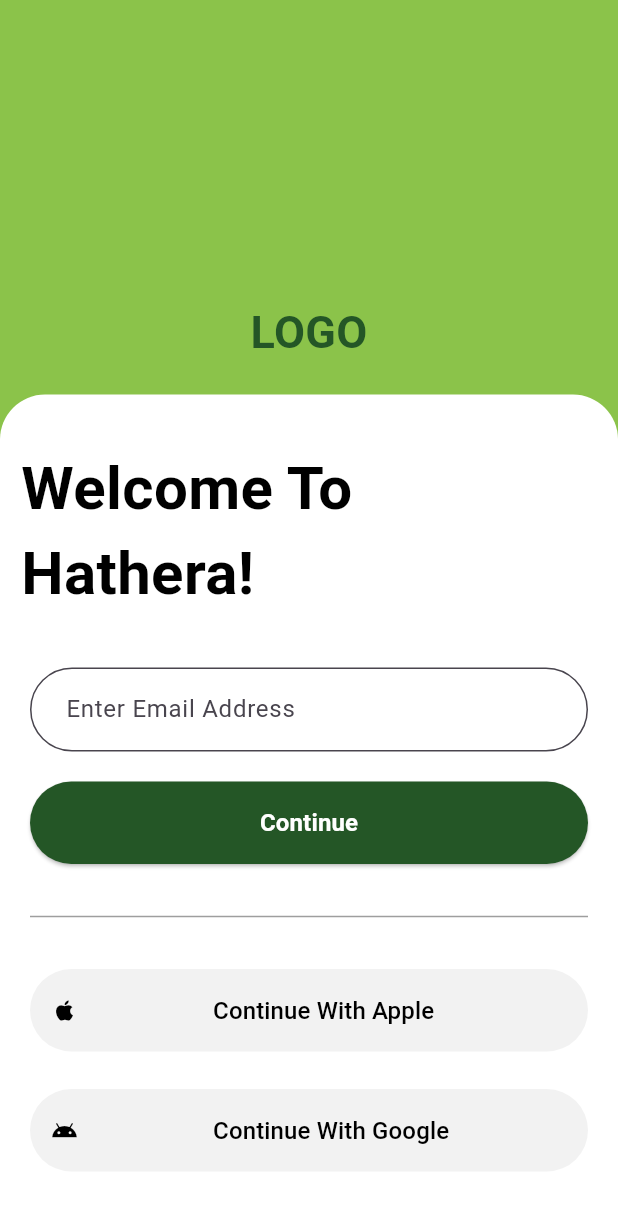
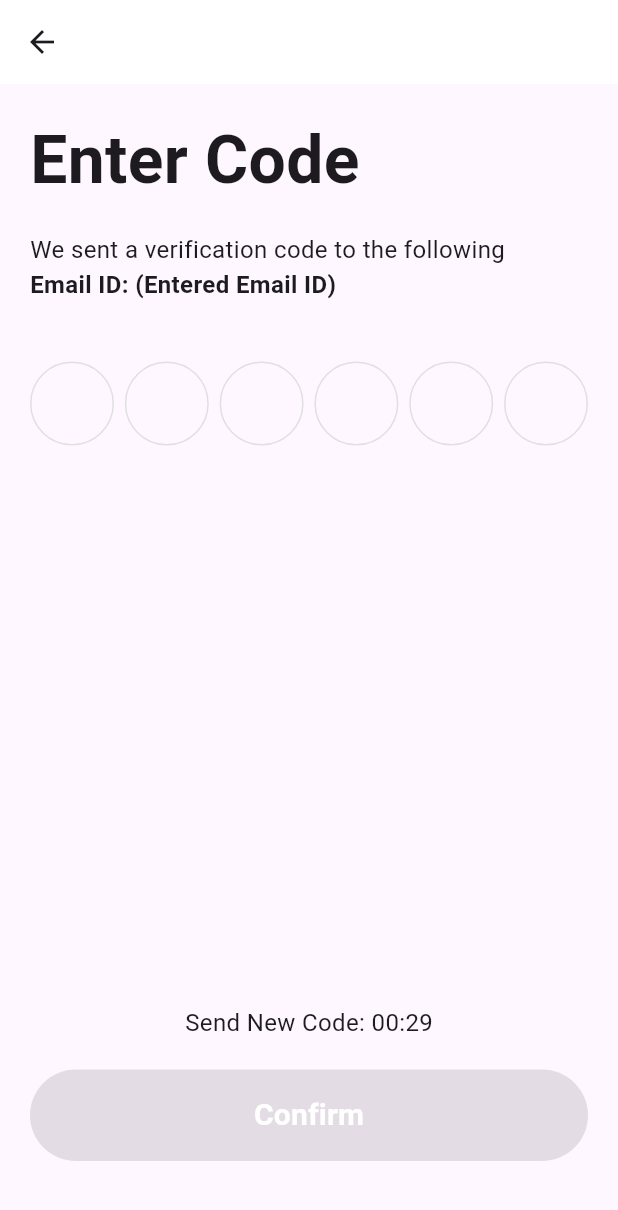
Before and after one commit to AbdulazizAlkhars/sulalh, a Flutter app: the EmailSignupPage screen opened directly, after a tap on "Continue", on a phone screen of 412 x 824 dp. Shown: the top 1210 px of the screen. Run offline on Flutter 3.47's test engine with Material 2 defaults, Android fonts, the phone set to English and light mode, and no system bars.

Commit message:
Initial commit

```diff
--- a/lib/Animal_Information/Animal_General_Information.dart
+++ b/lib/Animal_Information/Animal_General_Information.dart
@@ -41,6 +41,7 @@ class _AnimalgenifnoPage extends State<AnimalgenifnoPage>
                 color: Colors.black,
               ),
               onPressed: () {
+                Navigator.pop(context);
                 // Handle back button press
                 // Add your code here
               },
--- /dev/null
+++ b/lib/signup/Enter_Email_OTP.dart
@@ -0,0 +1,231 @@
+import 'dart:async';
+
+import 'package:flutter/material.dart';
+import 'package:hathera_demo/signup/Create_Password.dart';
+
+class EmailOTPScreen extends StatefulWidget {
+  @override
+  _EmailOTPScreen createState() => _EmailOTPScreen();
+}
+
+class _EmailOTPScreen extends State<EmailOTPScreen> {
+  List<FocusNode> otpFocusNodes = List.generate(6, (_) => FocusNode());
+  List<String> otpDigits = List.generate(6, (_) => '');
+
+  int timerCountdown = 30;
+  Timer? timer;
+
+  bool isDigitsCompleted = false;
+
+  @override
+  void initState() {
+    super.initState();
+    startTimer();
+  }
+
+  @override
+  void dispose() {
+    for (final focusNode in otpFocusNodes) {
+      focusNode.dispose();
+    }
+    timer?.cancel();
+    super.dispose();
+  }
+
+  void startTimer() {
+    timer = Timer.periodic(Duration(seconds: 1), (_) {
+      setState(() {
+        if (timerCountdown > 0) {
+          timerCountdown--;
+        } else {
+          timer?.cancel();
+        }
+      });
+    });
+  }
+
+  String getFormattedTime() {
+    int minutes = (timerCountdown / 60).floor();
+    int seconds = timerCountdown % 60;
+    return '${minutes.toString().padLeft(2, '0')}:${seconds.toString().padLeft(2, '0')}';
+  }
+
+  void checkDigitsCompletion() {
+    bool allDigitsEntered = otpDigits.every((digit) => digit.isNotEmpty);
+    setState(() {
+      isDigitsCompleted = allDigitsEntered;
+    });
+  }
+
+  void deleteDigit(int index) {
+    if (index > 0) {
+      FocusScope.of(context).requestFocus(otpFocusNodes[index - 1]);
+    }
+    setState(() {
+      otpDigits[index] = '';
+    });
+    checkDigitsCompletion();
+  }
+
+  @override
+  Widget build(BuildContext context) {
+    return Scaffold(
+      appBar: AppBar(
+        backgroundColor: Colors.white,
+        elevation: 0,
+        leading: IconButton(
+          icon: Icon(Icons.arrow_back),
+          onPressed: () {
+            Navigator.pop(context);
+          },
+        ),
+      ),
+      body: Column(
+        children: [
+          Expanded(
+            child: Container(
+              padding: EdgeInsets.all(20),
+              child: Column(
+                crossAxisAlignment: CrossAxisAlignment.start,
+                children: [
+                  Text(
+                    'Enter Code',
+                    style: TextStyle(
+                      fontSize: 44,
+                      fontWeight: FontWeight.bold,
+                    ),
+                  ),
+                  SizedBox(height: 16),
+                  Text(
+                    'We sent a verification code to the following ',
+                    style: TextStyle(
+                      fontSize: 16,
+                    ),
+                  ),
+                  Text(
+                    'Email ID: (Entered Email ID) ',
+                    style: TextStyle(
+                      fontSize: 16,
+                      fontWeight: FontWeight.bold,
+                    ),
+                  ),
+                  SizedBox(height: 40),
+                  Row(
+                    mainAxisAlignment: MainAxisAlignment.spaceBetween,
+                    children: List.generate(
+                      6,
+                      (index) => _buildCircle(index),
+                    ),
+                  ),
+                ],
+              ),
+            ),
+          ),
+          Container(
+            padding: EdgeInsets.symmetric(vertical: 50, horizontal: 20),
+            child: Column(
+              children: [
+                Center(
+                  child: Text(
+                    'Send New Code: ${getFormattedTime()}',
+                    style: TextStyle(
+                      fontSize: 16,
+                    ),
+                  ),
+                ),
+                SizedBox(height: 20),
+                Container(
+                  width: double.infinity,
+                  child: ElevatedButton(
+                    onPressed: isDigitsCompleted
+                        ? () {
+                            Navigator.push(
+                              context,
+                              MaterialPageRoute(
+                                  builder: (context) => CreatePasswordPage()),
+                            );
+                            // Add your continue button logic here
+                          }
+                        : null,
+                    style: ElevatedButton.styleFrom(
+                      backgroundColor: isDigitsCompleted
+                          ? const Color.fromARGB(255, 36, 86, 38)
+                          : Colors.grey.shade300,
+                      padding: const EdgeInsets.symmetric(vertical: 16),
+                      shape: RoundedRectangleBorder(
+                        borderRadius: BorderRadius.circular(50),
+                      ),
+                    ),
+                    child: const Text(
+                      'Confirm',
+                      style: TextStyle(
+                        fontSize: 20,
+                        fontWeight: FontWeight.bold,
+                        color: Colors.white,
+                      ),
+                    ),
+                  ),
+                ),
+              ],
+            ),
+          ),
+        ],
+      ),
+    );
+  }
+
+  Widget _buildCircle(int index) {
+    final focusNode = otpFocusNodes[index];
+
+    return GestureDetector(
+      onTap: () {
+        FocusScope.of(context).requestFocus(focusNode);
+      },
+      child: Container(
+        width: 56,
+        height: 56,
+        decoration: BoxDecoration(
+          shape: BoxShape.circle,
+          border: Border.all(color: Colors.grey.shade300, width: 1),
+        ),
+        alignment: Alignment.center,
+        child: TextFormField(
+          focusNode: focusNode,
+          keyboardType: TextInputType.number,
+          textAlign: TextAlign.center,
+          style: TextStyle(
+            fontSize: 16,
+            fontWeight: FontWeight.bold,
+          ),
+          maxLength: 1,
+          onChanged: (value) {
+            setState(() {
+              otpDigits[index] = value;
+            });
+
+            checkDigitsCompletion();
+
+            if (value.isNotEmpty) {
+              if (index < otpFocusNodes.length - 1) {
+                FocusScope.of(context).requestFocus(otpFocusNodes[index + 1]);
+              } else {
+                FocusScope.of(context).unfocus();
+              }
+            } else {
+              if (index > 0) {
+                deleteDigit(index);
+              }
+            }
+          },
+          onEditingComplete: () {
+            FocusScope.of(context).requestFocus(FocusNode());
+          },
+          decoration: InputDecoration(
+            counterText: '',
+            border: InputBorder.none,
+          ),
+        ),
+      ),
+    );
+  }
+}
--- a/lib/signup/Signup_With_Email.dart
+++ b/lib/signup/Signup_With_Email.dart
@@ -1,4 +1,6 @@
 import 'package:flutter/material.dart';
+import 'package:hathera_demo/signup/Enter_Email_OTP.dart';
+import 'package:hathera_demo/signup/Signup_With_Phone.dart';
 
 class EmailSignupPage extends StatefulWidget {
   @override
@@ -92,6 +94,11 @@ class _EmailSignupPageState extends State<EmailSignupPage> {
                       margin: const EdgeInsets.symmetric(horizontal: 20),
                       child: ElevatedButton(
                         onPressed: () {
+                          Navigator.push(
+                            context,
+                            MaterialPageRoute(
+                                builder: (context) => EmailOTPScreen()),
+                          );
                           // Add your continue button logic here
                         },
                         style: ElevatedButton.styleFrom(
@@ -210,6 +217,11 @@ class _EmailSignupPageState extends State<EmailSignupPage> {
                       margin: const EdgeInsets.symmetric(horizontal: 20),
                       child: ElevatedButton(
                         onPressed: () {
+                          Navigator.push(
+                            context,
+                            MaterialPageRoute(
+                                builder: (context) => PhnSignupPage()),
+                          );
                           // Add your continue button logic here
                         },
                         style: ElevatedButton.styleFrom(
```
Also changed, not shown: lib/Account_Setup/Add_Personal_Information.dart (+7 -0 lines), lib/Account_Setup/Add_Some_Details.dart (+7 -0 lines), lib/main.dart (+4 -3 lines), lib/signup/Create_Password.dart (+12 -4 lines), lib/signup/Enter_Phone_OTP.dart (renamed from lib/signup/Enter_OTP.dart, +7 -1 lines), lib/signup/Signup_With_Phone.dart (+12 -1 lines), 3 other files.
